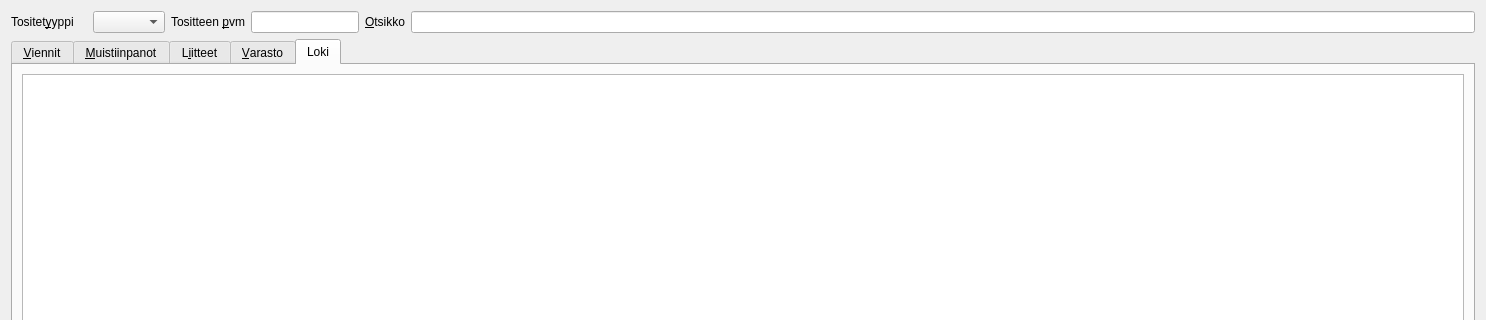
This is kitsas/kirjaus/kirjaus.ui in artoh/kitupiikki as Qt 5 draws it before an edit; both pictures show x 0 to 1486 and y 0 to 320 of the 1486 by 691 pixel window. The edited form follows.
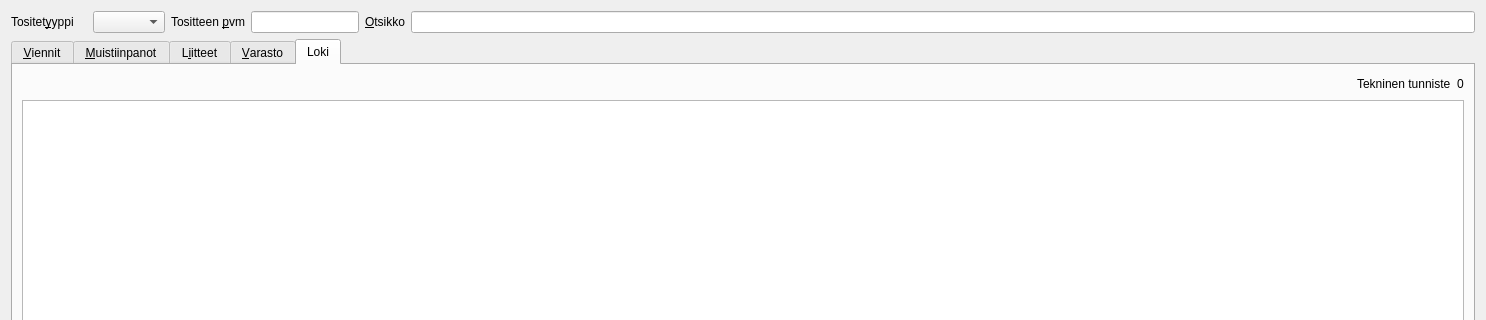
This is the edited form. The open tabs and pages were chosen to show the change. Icons and pictures are not drawn. Custom widgets are drawn as their Qt base class.

Commit message: Lokissa tekninen tunniste

What changed in the file:
```diff
--- a/kitsas/kirjaus/kirjaus.ui
+++ b/kitsas/kirjaus/kirjaus.ui
@@ -299,6 +299,37 @@
        <string>Loki</string>
       </attribute>
       <layout class="QVBoxLayout" name="verticalLayout_5">
+       <item>
+        <layout class="QHBoxLayout" name="horizontalLayout_5">
+         <item>
+          <spacer name="horizontalSpacer_3">
+           <property name="orientation">
+            <enum>Qt::Horizontal</enum>
+           </property>
+           <property name="sizeHint" stdset="0">
+            <size>
+             <width>40</width>
+             <height>20</height>
+            </size>
+           </property>
+          </spacer>
+         </item>
+         <item>
+          <widget class="QLabel" name="label_4">
+           <property name="text">
+            <string>Tekninen tunniste</string>
+           </property>
+          </widget>
+         </item>
+         <item>
+          <widget class="QLabel" name="idLabel">
+           <property name="text">
+            <string>0</string>
+           </property>
+          </widget>
+         </item>
+        </layout>
+       </item>
        <item>
         <widget class="QTableView" name="lokiView">
          <property name="dragDropMode">
```
Left out of the diff: 4 changed lines with no effect on the pictures. The commit also changes 1 other file.
